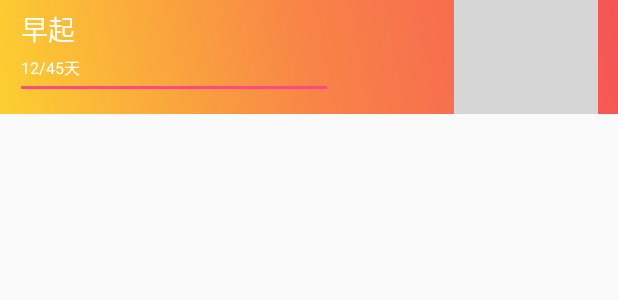
After one commit to 964427082/Habit, an Android app: the layout habit_listitem.xml on its own in the app's theme, with its tools: preview values and no code run, on a phone screen of 412 x 824 dp. The commit adds this screen. Shown: the top 300 px of the screen. Run offline under Robolectric (Android 15) with nearby library versions, the phone set to English and light mode, and no system bars.

Commit message:
并没有什么更新

```diff
--- a/app/src/main/AndroidManifest.xml
+++ b/app/src/main/AndroidManifest.xml
@@ -9,7 +9,7 @@
         android:roundIcon="@mipmap/ic_launcher_round"
         android:supportsRtl="true"
         android:theme="@style/AppTheme">
-        <activity android:name=".MainActivity" android:theme="@style/TranslucentTheme">
+        <activity android:name=".acitvity.MainActivity" android:theme="@style/TranslucentTheme">
             <intent-filter>
                 <action android:name="android.intent.action.MAIN" />
 
--- /dev/null
+++ b/app/src/main/res/drawable/background_color1.xml
@@ -0,0 +1,7 @@
+<?xml version="1.0" encoding="utf-8"?>
+<shape xmlns:android="http://schemas.android.com/apk/res/android">
+    <gradient android:startColor="#fccf31"
+        android:endColor="#f55555"
+        android:centerColor="#f88447"
+        android:angle="45"/>
+</shape>
--- /dev/null
+++ b/app/src/main/res/drawable/button_complete.xml
@@ -0,0 +1,6 @@
+<?xml version="1.0" encoding="utf-8"?>
+<selector xmlns:android="http://schemas.android.com/apk/res/android">
+    <item android:state_pressed="true" android:drawable="@drawable/icon_right_default" />
+    <item android:state_enabled="false" android:drawable="@drawable/icon_right_selected"/>
+    <item android:drawable="@drawable/icon_right_default"/>
+</selector>
--- /dev/null
+++ b/app/src/main/res/layout/habit_listitem.xml
@@ -0,0 +1,40 @@
+<?xml version="1.0" encoding="utf-8"?>
+<RelativeLayout xmlns:android="http://schemas.android.com/apk/res/android"
+    android:layout_width="match_parent"
+    android:layout_height="75.7dp"
+    android:background="@drawable/background_color1">
+
+
+    <TextView
+        android:id="@+id/text1"
+        android:layout_width="wrap_content"
+        android:layout_height="wrap_content"
+        android:text="早起"
+        android:textSize="18sp"
+        android:textColor="#ffffff"
+        android:layout_marginLeft="14dp"
+        android:layout_marginTop="5.3dp"/>
+    <TextView
+        android:id="@+id/text2"
+        android:layout_width="wrap_content"
+        android:layout_height="wrap_content"
+        android:layout_alignLeft="@id/text1"
+        android:text="12/45天"
+        android:textColor="#ffffff"
+        android:textSize="10.7sp"
+        android:layout_marginTop="36.7dp"/>
+    <View
+        android:layout_width="203.7dp"
+        android:layout_height="2.3dp"
+        android:layout_alignLeft="@id/text1"
+        android:layout_marginTop="57dp"
+        android:background="#ff4886"/>
+    <ImageButton
+        android:id="@+id/button_complete"
+        android:layout_width="wrap_content"
+        android:layout_height="wrap_content"
+        android:background="@drawable/button_complete"
+        android:layout_centerVertical="true"
+        android:layout_alignParentRight="true"
+        android:layout_marginRight="13.3dp"/>
+</RelativeLayout>
```
Also changed, not shown: app/src/main/java/f3/nsu/com/habit/acitvity/MainActivity.java (renamed from app/src/main/java/f3/nsu/com/habit/MainActivity.java, +6 -2 lines), app/src/main/java/f3/nsu/com/habit/fragment/HomeFragment.java (renamed from app/src/main/java/f3/nsu/com/habit/PersonalFragment.java, +6 -3 lines), app/src/main/java/f3/nsu/com/habit/fragment/PersonalFragment.java (renamed from app/src/main/java/f3/nsu/com/habit/PetFragment.java, +5 -3 lines), app/src/main/java/f3/nsu/com/habit/fragment/PetFragment.java (renamed from app/src/main/java/f3/nsu/com/habit/HomeFragment.java, +5 -4 lines), app/src/main/java/f3/nsu/com/habit/ui/HabitListView.java (added, +8 -0 lines), app/src/main/res/layout/activity_main.xml (+4 -4 lines), app/src/main/res/layout/fragment_home.xml (+27 -0 lines), app/src/main/res/layout/grid_item.xml (added, +13 -0 lines).
